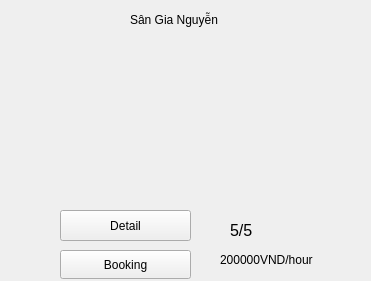
The window that ui/item.ui (TuaHy/python-app) describes before a commit, drawn with Qt 5.
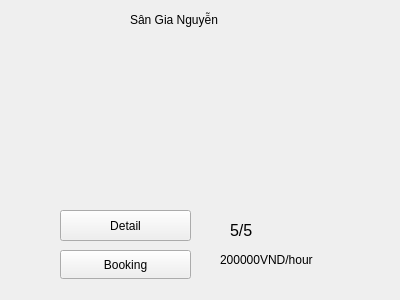
The same window after the commit. Icons and pictures are not drawn.

The edit to the form file:
```diff
--- a/ui/item.ui
+++ b/ui/item.ui
@@ -6,8 +6,8 @@
    <rect>
     <x>0</x>
     <y>0</y>
-    <width>371</width>
-    <height>281</height>
+    <width>400</width>
+    <height>300</height>
    </rect>
   </property>
   <property name="windowTitle">
```
